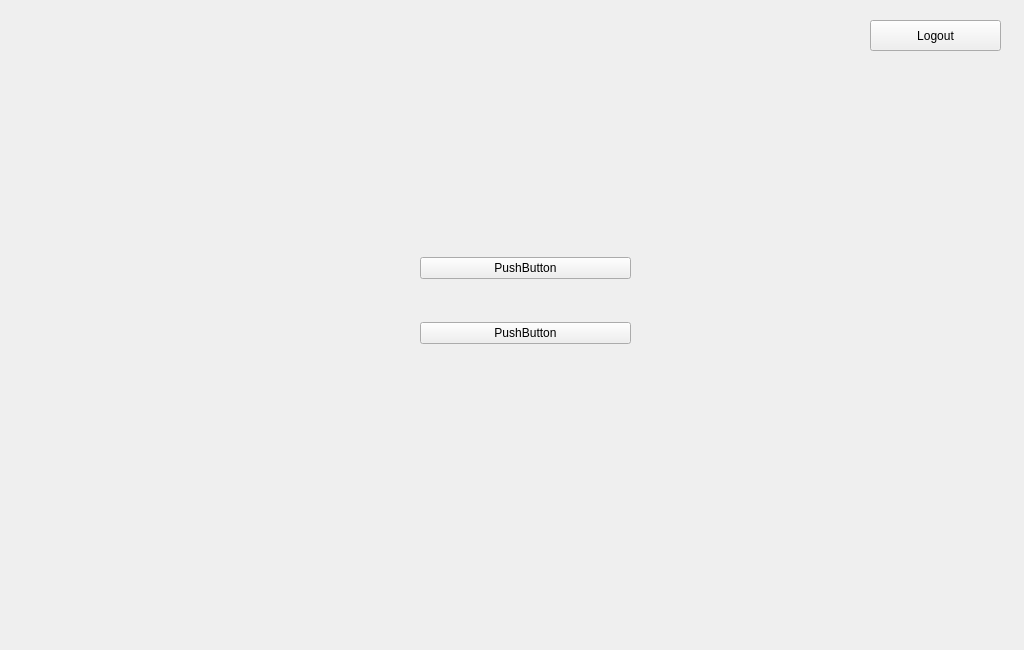
First picture: the form in src/adminwindow.ui, repository brianclinkenbeard/pamphlet, before the edit.
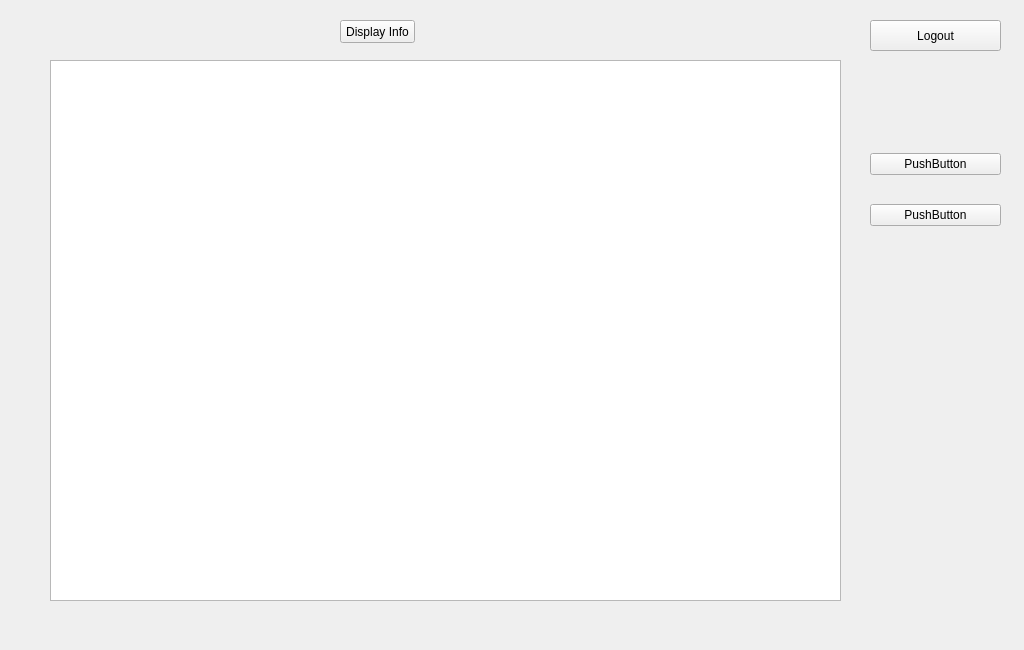
Second picture: the form after the edit.

Commit message: display of info in table of customer info in adminWindow

```diff
--- a/src/adminwindow.ui
+++ b/src/adminwindow.ui
@@ -26,13 +26,13 @@
     <string>Logout</string>
    </property>
   </widget>
-  <widget class="QWidget" name="">
+  <widget class="QWidget" name="layoutWidget">
    <property name="geometry">
     <rect>
-     <x>420</x>
-     <y>220</y>
-     <width>211</width>
-     <height>161</height>
+     <x>870</x>
+     <y>130</y>
+     <width>131</width>
+     <height>121</height>
     </rect>
    </property>
    <layout class="QVBoxLayout" name="verticalLayout">
@@ -52,6 +52,35 @@
     </item>
    </layout>
   </widget>
+  <widget class="QTableWidget" name="tableWidget_CustomerInfo">
+   <property name="geometry">
+    <rect>
+     <x>50</x>
+     <y>60</y>
+     <width>791</width>
+     <height>541</height>
+    </rect>
+   </property>
+   <attribute name="horizontalHeaderDefaultSectionSize">
+    <number>150</number>
+   </attribute>
+   <attribute name="horizontalHeaderMinimumSectionSize">
+    <number>37</number>
+   </attribute>
+  </widget>
+  <widget class="QPushButton" name="pushButton_4">
+   <property name="geometry">
+    <rect>
+     <x>340</x>
+     <y>20</y>
+     <width>75</width>
+     <height>23</height>
+    </rect>
+   </property>
+   <property name="text">
+    <string>Display Info</string>
+   </property>
+  </widget>
  </widget>
  <resources/>
  <connections/>
```
The commit also changes 4 other files.
